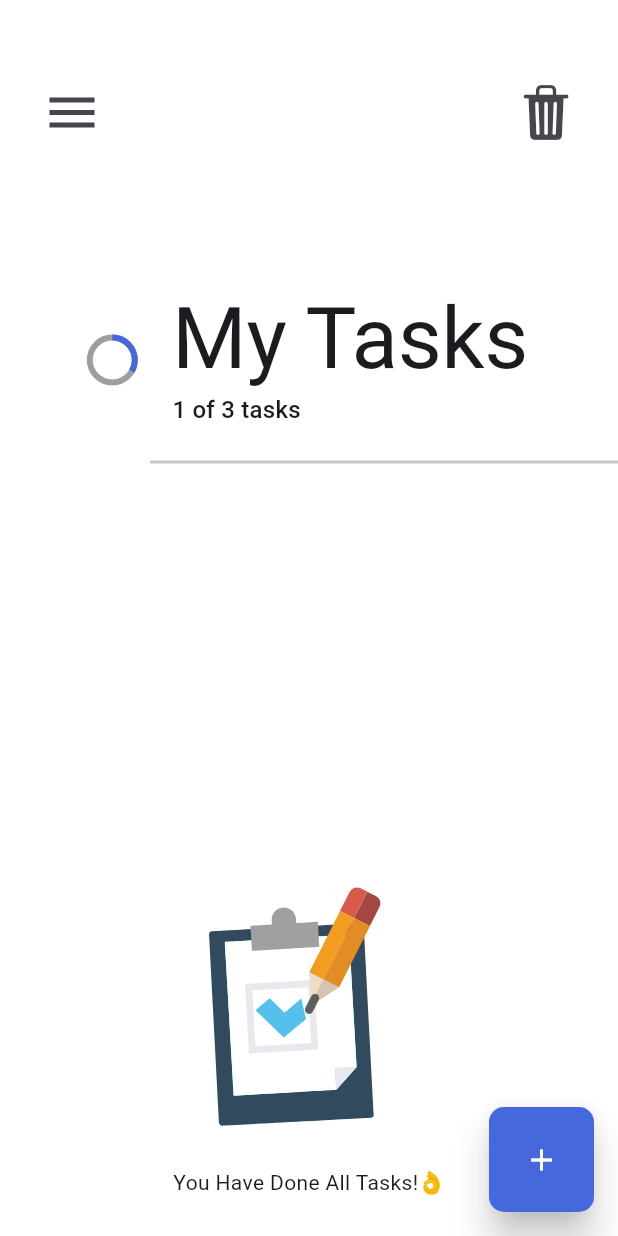
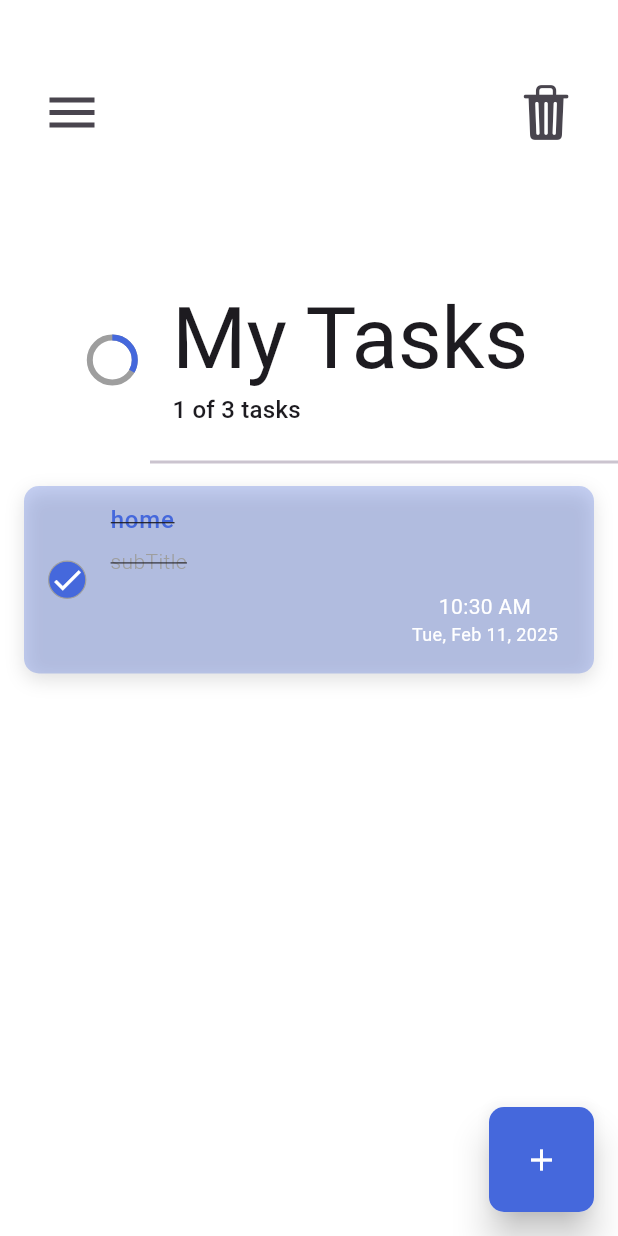
Before and after one commit to Michaelstones/simpleTodo, a Flutter app: the screen it shows after launch, on a phone screen of 412 x 824 dp. Run offline on Flutter 3.47's test engine with Material 3 defaults, Android fonts, the phone set to English and light mode, and no system bars; drawn by our look-alikes of flutter_slider_drawer; our stand-ins replace animate_do, hive, hive_flutter, lottie; missing offline and left inert: flutter_cupertino_date_picker_fork, ftoast, panara_dialogs; accounts and stored records are empty.

```diff
--- /dev/null
+++ b/lib/data/hive_data_store.dart
@@ -0,0 +1,36 @@
+import 'package:flutter/foundation.dart';
+import 'package:hive_flutter/hive_flutter.dart';
+import 'package:todo/model/task.dart';
+
+// all CRUD operations for Db
+class HiveDataStore {
+  // box name is a string
+  static const boxName = 'tasks';
+
+  //current box is a hive box saved here
+  final Box<Task> box = Hive.box<Task>(boxName);
+
+  // add new task
+  Future<void> addTask(Task task) async {
+    await box.put(task.id, task);
+  }
+
+  // get single task
+  Future<Task?> getTask(String id) async {
+    return box.get(id);
+  }
+
+  // update task
+  Future<void> updateTask(Task task) async {
+    await task.save();
+  }
+
+  // delete task
+  Future<void> deleteTask(Task task) async {
+    await task.delete();
+  }
+
+  // listen to changes on box
+  // use to update UI
+  ValueListenable<Box<Task>> listenToBox() => box.listenable();
+}
--- a/lib/main.dart
+++ b/lib/main.dart
@@ -1,8 +1,46 @@
 import 'package:flutter/material.dart';
+import 'package:hive_flutter/hive_flutter.dart';
+import 'package:todo/data/hive_data_store.dart';
+import 'package:todo/model/task.dart';
 import 'package:todo/view/home/home_view.dart';
 
-void main() {
-  runApp(const MyApp());
+Future<void> main() async {
+  // initialize hive
+  await Hive.initFlutter();
+  // registerAdapter(TaskAdapter());
+  Hive.registerAdapter(TaskAdapter());
+
+  // open a box
+  Box box = await Hive.openBox<Task>(HiveDataStore.boxName);
+
+  // this function remove all tasks uncompleted
+  box.values.forEach((task) => task.createdAtTime.day != DateTime.now().day
+      ? box.delete(task.id)
+      : null);
+
+  runApp(BaseWidget(child: MyApp()));
+}
+
+class BaseWidget extends InheritedWidget {
+  BaseWidget({super.key, required this.child}) : super(child: child);
+
+  final HiveDataStore dataStore = HiveDataStore();
+  @override
+  final Widget child;
+
+  static BaseWidget of(BuildContext context) {
+    final base = context.dependOnInheritedWidgetOfExactType<BaseWidget>();
+    if (base != null) {
+      return base;
+    } else {
+      throw StateError("BaseWidget not found");
+    }
+  }
+
+  @override
+  bool updateShouldNotify(covariant InheritedWidget oldWidget) {
+    return false;
+  }
 }
 
 class MyApp extends StatelessWidget {
--- /dev/null
+++ b/lib/model/task.dart
@@ -0,0 +1,47 @@
+import 'package:hive/hive.dart';
+import 'package:uuid/uuid.dart';
+
+part 'task.g.dart';
+
+@HiveType(typeId: 0)
+class Task extends HiveObject {
+  Task(
+      {required this.id,
+      required this.title,
+      required this.subTitle,
+      required this.isComplete,
+      required this.createdAtTime,
+      required this.createdAtDate});
+
+  @HiveField(0)
+  final String id;
+
+  @HiveField(1)
+  String title;
+
+  @HiveField(2)
+  String subTitle;
+
+  @HiveField(3)
+  bool isComplete;
+
+  @HiveField(4)
+  DateTime createdAtTime;
+
+  @HiveField(5)
+  DateTime createdAtDate;
+
+  factory Task.create(
+          {required String? title,
+          required String? subTitle,
+          DateTime? createdAtTime,
+          DateTime? createdAtDate}) =>
+      Task(
+        id: Uuid().v1(),
+        title: title ?? '',
+        subTitle: subTitle ?? '',
+        isComplete: false,
+        createdAtTime: createdAtTime ?? DateTime.now(),
+        createdAtDate: createdAtDate ?? DateTime.now(),
+      );
+}
--- a/lib/view/home/component/task_widget.dart
+++ b/lib/view/home/component/task_widget.dart
@@ -1,10 +1,36 @@
 import 'package:flutter/material.dart';
+import 'package:intl/intl.dart';
+import 'package:todo/model/task.dart';
 import 'package:todo/utils/app_colours.dart';
 
-class TaskWidget extends StatelessWidget {
+class TaskWidget extends StatefulWidget {
   const TaskWidget({
     super.key,
+    required this.task,
   });
+  final Task task;
+
+  @override
+  State<TaskWidget> createState() => _TaskWidgetState();
+}
+
+class _TaskWidgetState extends State<TaskWidget> {
+  TextEditingController titleController = TextEditingController();
+  TextEditingController subtitleController = TextEditingController();
+
+  @override
+  void initState() {
+    titleController.text = widget.task.title;
+    subtitleController.text = widget.task.subTitle;
+    super.initState();
+  }
+
+  @override
+  void dispose() {
+    titleController.dispose();
+    subtitleController.dispose();
+    super.dispose();
+  }
 
   @override
   Widget build(BuildContext context) {
@@ -16,7 +42,9 @@ class TaskWidget extends StatelessWidget {
         duration: Duration(milliseconds: 600),
         margin: EdgeInsets.symmetric(horizontal: 16, vertical: 8),
         decoration: BoxDecoration(
-            color: AppColours.primaryColor.withOpacity(0.3),
+            color: widget.task.isComplete
+                ? AppColours.primaryColor.withOpacity(0.3)
+                : Colors.white,
             borderRadius: BorderRadius.circular(10),
             boxShadow: [
               BoxShadow(
@@ -30,7 +58,9 @@ class TaskWidget extends StatelessWidget {
               decoration: BoxDecoration(
                   border: Border.all(color: Colors.grey, width: .8),
                   shape: BoxShape.circle,
-                  color: AppColours.primaryColor),
+                  color: widget.task.isComplete
+                      ? AppColours.primaryColor
+                      : Colors.white),
               child: const Icon(
                 Icons.check,
                 color: Colors.white,
@@ -40,18 +70,28 @@ class TaskWidget extends StatelessWidget {
           title: Padding(
             padding: const EdgeInsets.only(bottom: 5, top: 3),
             child: Text(
-              'Done',
-              style:
-                  TextStyle(fontWeight: FontWeight.w500, color: Colors.black),
+              titleController.text,
+              style: TextStyle(
+                  fontWeight: FontWeight.w500,
+                  color: widget.task.isComplete
+                      ? AppColours.primaryColor
+                      : Colors.black,
+                  decoration: widget.task.isComplete
+                      ? TextDecoration.lineThrough
+                      : null),
             ),
           ),
           subtitle: Column(
             crossAxisAlignment: CrossAxisAlignment.start,
             children: [
               Text(
-                'Description',
-                style:
-                    TextStyle(fontWeight: FontWeight.w300, color: Colors.grey),
+                subtitleController.text,
+                style: TextStyle(
+                    fontWeight: FontWeight.w300,
+                    color: Colors.grey,
+                    decoration: widget.task.isComplete
+                        ? TextDecoration.lineThrough
+                        : null),
               ),
               Align(
                 alignment: Alignment.centerRight,
@@ -61,13 +101,20 @@ class TaskWidget extends StatelessWidget {
                     mainAxisAlignment: MainAxisAlignment.center,
                     children: [
                       Text(
-                        'Date',
-                        style: TextStyle(fontSize: 14, color: Colors.grey),
+                        DateFormat('hh:mm a').format(widget.task.createdAtTime),
+                        style: TextStyle(
+                            fontSize: 14,
+                            color: widget.task.isComplete
+                                ? Colors.white
+                                : Colors.grey),
                       ),
                       Text(
-                        'SubDate',
-                        style: TextStyle(fontSize: 12, color: Colors.grey),
-                      ),
+                          DateFormat.yMMMEd().format(widget.task.createdAtDate),
+                          style: TextStyle(
+                              fontSize: 12,
+                              color: widget.task.isComplete
+                                  ? Colors.white
+                                  : Colors.grey)),
                     ],
                   ),
                 ),
--- a/lib/view/home/home_view.dart
+++ b/lib/view/home/home_view.dart
@@ -3,11 +3,11 @@ import 'package:flutter/material.dart';
 import 'package:flutter_slider_drawer/flutter_slider_drawer.dart';
 import 'package:lottie/lottie.dart';
 import 'package:todo/extensions/space_ext.dart';
+import 'package:todo/model/task.dart';
 import 'package:todo/utils/app_colours.dart';
 import 'package:todo/utils/app_str.dart';
 import 'package:todo/utils/constants.dart';
 import 'package:todo/view/home/component/home_app_bar.dart';
-import 'package:todo/view/home/component/slider_drawer.dart';
 import 'package:todo/view/home/component/slider_drawer.dart';
 import 'package:todo/view/home/component/task_widget.dart';
 import 'package:todo/view/home/widget/Fab.dart';
@@ -24,7 +24,7 @@ class _HomeViewState extends State<HomeView> {
   Widget build(BuildContext context) {
     final GlobalKey<SliderDrawerState> drawerKey =
         GlobalKey<SliderDrawerState>();
-    final List<int> dummy = [];
+    final List<int> dummy = [1];
     TextTheme textTheme = Theme.of(context).textTheme;
     return Scaffold(
       backgroundColor: Colors.white,
@@ -104,7 +104,16 @@ class _HomeViewState extends State<HomeView> {
                                 ),
                               ]),
                           key: Key(index.toString()),
-                          child: TaskWidget());
+                          child: TaskWidget(
+                            task: Task(
+                              id: '1',
+                              title: 'home',
+                              subTitle: 'subTitle',
+                              isComplete: true,
+                              createdAtTime: DateTime.now(),
+                              createdAtDate: DateTime.now(),
+                            ),
+                          ));
                     })
                 : Column(
                     mainAxisAlignment: MainAxisAlignment.center,
```
Also changed, not shown: lib/view/home/widget/Fab.dart (+7 -1 lines), lib/view/tasks/task_view.dart (+15 -8 lines), lib/model/task.g.dart (added), lib/view/login/login_view.dart (added).
